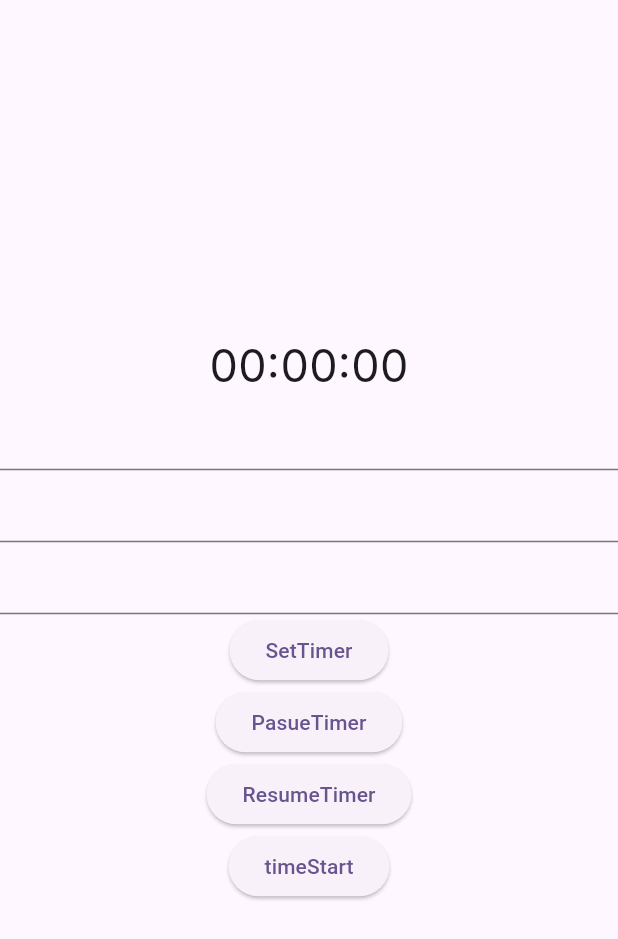
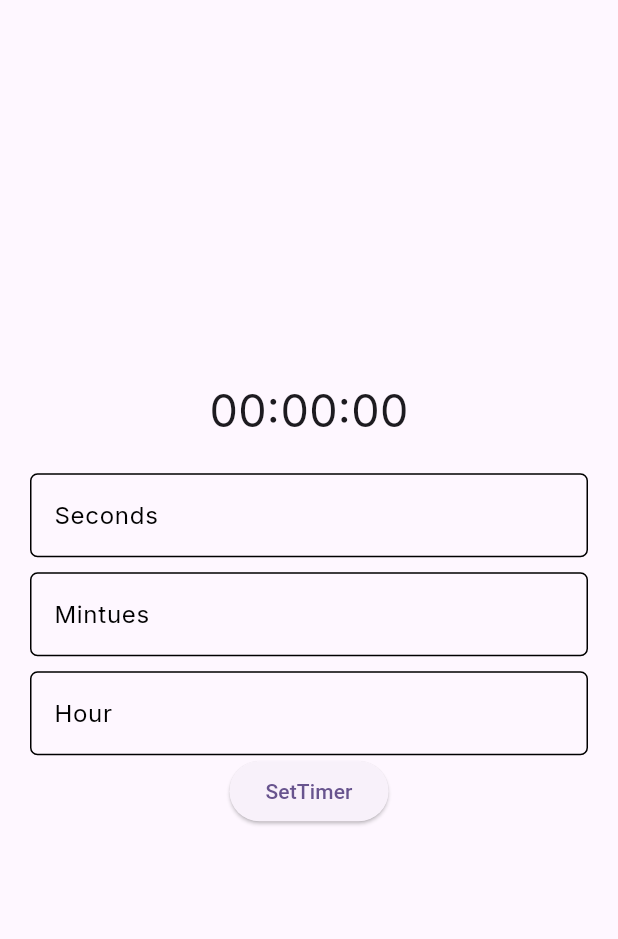
Before and after one commit to raeeskhan371/CounterPro, a Flutter app: the TimerScreen screen opened directly, on a phone screen of 412 x 824 dp. Shown: the top 939 px of the screen. Run offline on Flutter 3.47's test engine with Material 3 defaults, Android fonts, the phone set to English and light mode, and no system bars; our stand-ins replace google_fonts.

Commit message:
Fix Timer Countdown

```diff
--- a/lib/Provider/TimerProvider.dart
+++ b/lib/Provider/TimerProvider.dart
@@ -7,6 +7,7 @@ class Timerprovider with ChangeNotifier {
   int _hour = 0;
   int _mint = 0;
   int _secodes = 0;
+
   bool isRunning = true;
   Timer? timer;
   Color containerColor = Colors.white;
@@ -16,10 +17,11 @@ class Timerprovider with ChangeNotifier {
   int get getSecondes => _secodes;
 
   // set Timer Function
-  void setTimer(int h, int m, int s) {
-    _hour = h;
-    _mint = m;
-    _secodes = s;
+  void setTimer(int s, int m, int h) {
+    int totalSeconds = (h * 3600) + (m * 60) + s;
+    _hour = totalSeconds ~/ 3600;
+    _mint = (totalSeconds % 3600) ~/ 60;
+    _secodes = totalSeconds % 60;
 
     notifyListeners();
   }
--- a/lib/Screens/StopWatch.dart
+++ b/lib/Screens/StopWatch.dart
@@ -3,6 +3,7 @@ import 'package:flutter/material.dart';
 import 'package:google_fonts/google_fonts.dart';
 import 'package:provider/provider.dart';
 import 'package:student_managemnet/Provider/TimerProvider.dart';
+import 'package:student_managemnet/Screens/Timer_Screen.dart';
 
 class MyTimerPro extends StatefulWidget {
   const MyTimerPro({super.key});
@@ -164,6 +165,16 @@ class _MyTimerProState extends State<MyTimerPro> {
                   ),
                 ],
               ),
+
+              ElevatedButton(
+                onPressed: () {
+                  Navigator.push(
+                    context,
+                    MaterialPageRoute(builder: (context) => TimerScreen()),
+                  );
+                },
+                child: Text("Set Timer"),
+              ),
             ],
           ),
         ),
--- a/lib/Screens/Timer_Screen.dart
+++ b/lib/Screens/Timer_Screen.dart
@@ -3,6 +3,7 @@ import 'package:flutter/material.dart';
 import 'package:google_fonts/google_fonts.dart';
 import 'package:provider/provider.dart';
 import 'package:student_managemnet/Provider/TimerProvider.dart';
+import 'package:student_managemnet/Screens/StopWatch.dart';
 
 class TimerScreen extends StatefulWidget {
   TimerScreen({super.key});
@@ -31,11 +32,60 @@ class _TimerScreenState extends State<TimerScreen> {
             },
           ),
           Container(
+            child: Padding(
+              padding: const EdgeInsets.all(20),
               child: Column(
                 children: [
-                TextFormField(controller: seconds),
-                TextFormField(controller: min),
-                TextFormField(controller: hour),
+                  TextFormField(
+                    controller: seconds,
+                    decoration: InputDecoration(
+                      label: Text(
+                        "Seconds",
+                        style: GoogleFonts.inter(color: Colors.black),
+                      ),
+                      enabledBorder: OutlineInputBorder(
+                        borderRadius: BorderRadius.circular(5),
+                      ),
+                      focusedBorder: OutlineInputBorder(
+                        borderRadius: BorderRadius.circular(10),
+                        borderSide: BorderSide(color: Colors.black),
+                      ),
+                    ),
+                  ),
+                  SizedBox(height: 10),
+                  TextFormField(
+                    controller: min,
+                    decoration: InputDecoration(
+                      label: Text(
+                        "Mintues",
+                        style: GoogleFonts.inter(color: Colors.black),
+                      ),
+                      enabledBorder: OutlineInputBorder(
+                        borderRadius: BorderRadius.circular(5),
+                      ),
+                      focusedBorder: OutlineInputBorder(
+                        borderRadius: BorderRadius.circular(10),
+                        borderSide: BorderSide(color: Colors.black),
+                      ),
+                    ),
+                  ),
+                  SizedBox(height: 10),
+                  TextFormField(
+                    controller: hour,
+                    decoration: InputDecoration(
+                      label: Text(
+                        "Hour",
+                        style: GoogleFonts.inter(color: Colors.black),
+                      ),
+                      enabledBorder: OutlineInputBorder(
+                        borderRadius: BorderRadius.circular(5),
+                      ),
+                      focusedBorder: OutlineInputBorder(
+                        borderRadius: BorderRadius.circular(10),
+                        borderSide: BorderSide(color: Colors.black),
+                      ),
+                    ),
+                  ),
 
                   ElevatedButton(
                     onPressed: () {
@@ -45,28 +95,12 @@ class _TimerScreenState extends State<TimerScreen> {
                         int.tryParse(hour.text) ?? 0,
                       );
                       context.read<Timerprovider>().timerStart();
+                      Navigator.pop(context);
                     },
                     child: Text("SetTimer"),
                   ),
-                ElevatedButton(
-                  onPressed: () {
-                    context.read<Timerprovider>().pauseTimer();
-                  },
-                  child: Text("PasueTimer"),
+                ],
               ),
-                ElevatedButton(
-                  onPressed: () {
-                    context.read<Timerprovider>().resumeTimer();
-                  },
-                  child: Text("ResumeTimer"),
-                ),
-                ElevatedButton(
-                  onPressed: () {
-                    context.read<Timerprovider>().timerStart();
-                  },
-                  child: Text("timeStart"),
-                ),
-              ],
             ),
           ),
         ],
```
Lines whose indentation alone changed are shown as unchanged.
